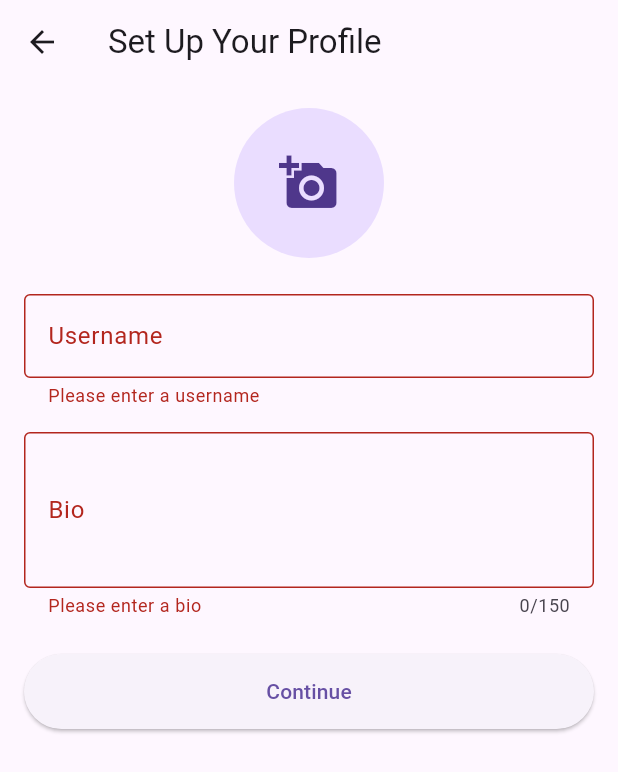
After one commit to sazboxai/ai_video, a Flutter app: the ProfileSetupScreen screen opened by its route, after a tap on "Continue", on a phone screen of 412 x 824 dp. The commit adds this screen. Shown: the top 772 px of the screen. Run offline on Flutter 3.47's test engine with Material 3 defaults, Android fonts, the light colour scheme and no system bars; our stand-ins replace firebase_auth, firebase_core, google_sign_in, image_picker; accounts and stored records are empty; generated files the repository leaves out were written again.

Commit message:
Trainers sign up and profile

```diff
--- /dev/null
+++ b/lib/features/trainer/models/trainer_profile.dart
@@ -0,0 +1,39 @@
+class TrainerProfile {
+  final String uid;
+  final String username;
+  final String? photoUrl;
+  final String bio;
+  final DateTime createdAt;
+  final DateTime updatedAt;
+
+  TrainerProfile({
+    required this.uid,
+    required this.username,
+    this.photoUrl,
+    required this.bio,
+    required this.createdAt,
+    required this.updatedAt,
+  });
+
+  Map<String, dynamic> toMap() {
+    return {
+      'uid': uid,
+      'username': username,
+      'photoUrl': photoUrl,
+      'bio': bio,
+      'createdAt': createdAt.toIso8601String(),
+      'updatedAt': updatedAt.toIso8601String(),
+    };
+  }
+
+  factory TrainerProfile.fromMap(Map<String, dynamic> map) {
+    return TrainerProfile(
+      uid: map['uid'],
+      username: map['username'],
+      photoUrl: map['photoUrl'],
+      bio: map['bio'],
+      createdAt: DateTime.parse(map['createdAt']),
+      updatedAt: DateTime.parse(map['updatedAt']),
+    );
+  }
+}
--- /dev/null
+++ b/lib/features/trainer/screens/profile_setup_screen.dart
@@ -0,0 +1,128 @@
+import 'package:flutter/material.dart';
+import 'dart:io';
+import 'package:image_picker/image_picker.dart';
+import '../models/trainer_profile.dart';
+
+class ProfileSetupScreen extends StatefulWidget {
+  const ProfileSetupScreen({super.key});
+
+  @override
+  State<ProfileSetupScreen> createState() => _ProfileSetupScreenState();
+}
+
+class _ProfileSetupScreenState extends State<ProfileSetupScreen> {
+  final _formKey = GlobalKey<FormState>();
+  final _usernameController = TextEditingController();
+  final _bioController = TextEditingController();
+  File? _imageFile;
+  bool _isLoading = false;
+
+  Future<void> _pickImage() async {
+    final ImagePicker picker = ImagePicker();
+    final XFile? image = await picker.pickImage(source: ImageSource.gallery);
+
+    if (image != null) {
+      setState(() {
+        _imageFile = File(image.path);
+      });
+    }
+  }
+
+  Future<void> _submitForm() async {
+    if (!_formKey.currentState!.validate()) return;
+
+    setState(() => _isLoading = true);
+
+    try {
+      // TODO: Upload image and create profile
+      // Navigate to trainer home screen
+      if (mounted) {
+        Navigator.of(context).pushReplacementNamed('/trainer/home');
+      }
+    } catch (e) {
+      ScaffoldMessenger.of(context).showSnackBar(
+        SnackBar(content: Text(e.toString())),
+      );
+    } finally {
+      setState(() => _isLoading = false);
+    }
+  }
+
+  @override
+  Widget build(BuildContext context) {
+    return Scaffold(
+      appBar: AppBar(
+        title: const Text('Set Up Your Profile'),
+      ),
+      body: SingleChildScrollView(
+        padding: const EdgeInsets.all(16),
+        child: Form(
+          key: _formKey,
+          child: Column(
+            children: [
+              GestureDetector(
+                onTap: _pickImage,
+                child: CircleAvatar(
+                  radius: 50,
+                  backgroundImage: _imageFile != null
+                    ? FileImage(_imageFile!)
+                    : null,
+                  child: _imageFile == null
+                    ? const Icon(Icons.add_a_photo, size: 40)
+                    : null,
+                ),
+              ),
+              const SizedBox(height: 24),
+              TextFormField(
+                controller: _usernameController,
+                decoration: const InputDecoration(
+                  labelText: 'Username',
+                  border: OutlineInputBorder(),
+                ),
+                validator: (value) {
+                  if (value == null || value.isEmpty) {
+                    return 'Please enter a username';
+                  }
+                  return null;
+                },
+              ),
+              const SizedBox(height: 16),
+              TextFormField(
+                controller: _bioController,
+                decoration: const InputDecoration(
+                  labelText: 'Bio',
+                  border: OutlineInputBorder(),
+                ),
+                maxLength: 150,
+                maxLines: 3,
+                validator: (value) {
+                  if (value == null || value.isEmpty) {
+                    return 'Please enter a bio';
+                  }
+                  return null;
+                },
+              ),
+              const SizedBox(height: 24),
+              ElevatedButton(
+                onPressed: _isLoading ? null : _submitForm,
+                style: ElevatedButton.styleFrom(
+                  minimumSize: const Size.fromHeight(50),
+                ),
+                child: _isLoading
+                    ? const CircularProgressIndicator()
+                    : const Text('Continue'),
+              ),
+            ],
+          ),
+        ),
+      ),
+    );
+  }
+
+  @override
+  void dispose() {
+    _usernameController.dispose();
+    _bioController.dispose();
+    super.dispose();
+  }
+}
--- a/lib/main.dart
+++ b/lib/main.dart
@@ -5,6 +5,8 @@ import 'firebase_options.dart';
 
 // Import your home screen (create this file if it doesn't exist)
 import 'features/home/screens/home_screen.dart';
+import 'features/trainer/screens/profile_setup_screen.dart';
+import 'features/trainer/screens/trainer_home_screen.dart';
 
 void main() async {
   WidgetsFlutterBinding.ensureInitialized();
@@ -29,7 +31,9 @@ class MyApp extends StatelessWidget {
       initialRoute: '/',
       routes: {
         '/': (context) => const RoleSelectionScreen(),
-        '/home': (context) => const HomeScreen(), // Add your home screen
+        '/home': (context) => const HomeScreen(),
+        '/trainer/setup': (context) => const ProfileSetupScreen(),
+        '/trainer/home': (context) => const TrainerHomeScreen(),
       },
     );
   }
--- a/pubspec.yaml
+++ b/pubspec.yaml
@@ -37,6 +37,7 @@ dependencies:
   firebase_core: ^2.32.0
   firebase_auth: ^4.16.0
   google_sign_in: ^6.2.1
+  image_picker: ^1.0.7
 
 dev_dependencies:
   flutter_test:
```
Also changed, not shown: lib/features/authentication/screens/auth_screen.dart (+17 -4 lines), lib/features/trainer/screens/my_routines_screen.dart (added, +12 -0 lines), lib/features/trainer/screens/profile_screen.dart (added, +12 -0 lines), lib/features/trainer/screens/trainer_home_screen.dart (added, +83 -0 lines), lib/features/trainer/services/auth_service.dart (added, +16 -0 lines), 6 other files.
